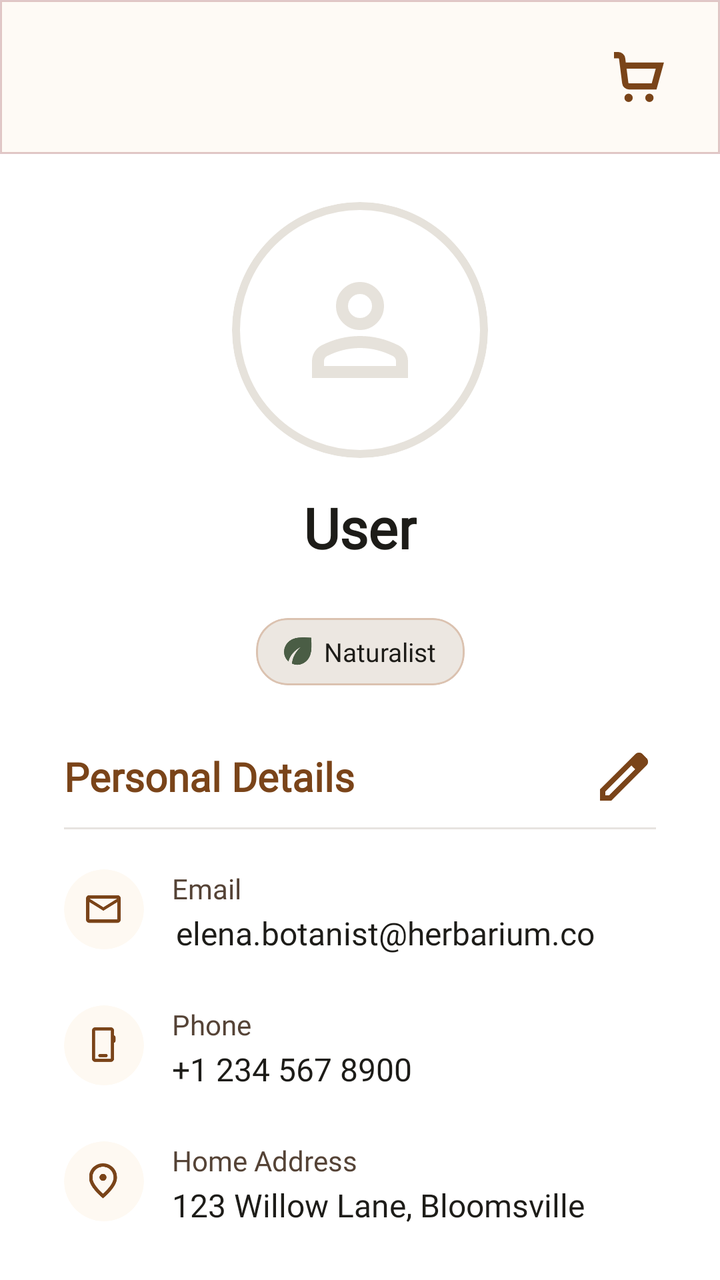
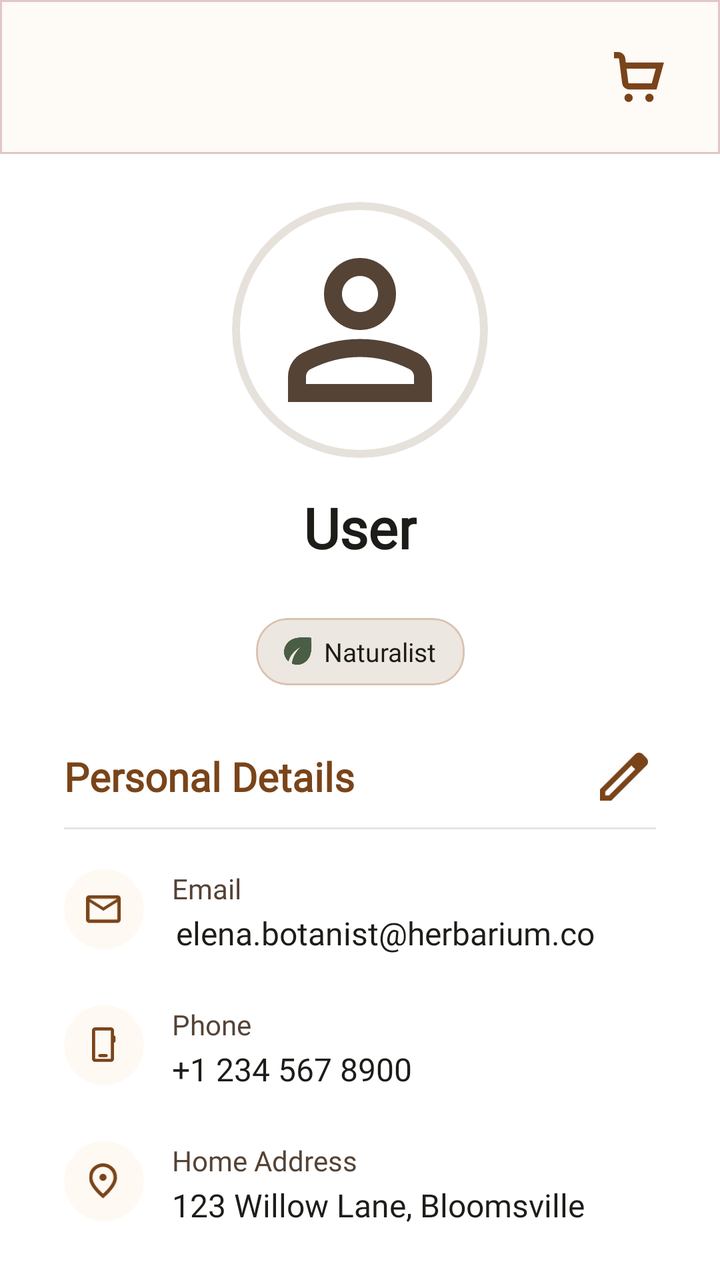

Compare the two renders of this Android layout. The source of the first and the diff that turns it into the second are given below.
<!-- AndroidManifest.xml: application theme Theme.PersonalMidterm -->
<!-- res/layout/fragment_profile.xml -->
<?xml version="1.0" encoding="utf-8"?>
<androidx.constraintlayout.widget.ConstraintLayout xmlns:android="http://schemas.android.com/apk/res/android"
    xmlns:app="http://schemas.android.com/apk/res-auto"
    android:layout_width="match_parent"
    android:layout_height="match_parent"
    xmlns:tools="http://schemas.android.com/tools">

    
    <include
        android:id="@+id/header"
        layout="@layout/layout_app_header"
        app:layout_constraintEnd_toEndOf="parent"
        app:layout_constraintStart_toStartOf="parent"
        app:layout_constraintTop_toTopOf="parent" />

    <androidx.core.widget.NestedScrollView
        android:layout_width="0dp"
        android:layout_height="0dp"
        android:fillViewport="true"
        app:layout_constraintTop_toBottomOf="@id/header"
        app:layout_constraintStart_toStartOf="parent"
        app:layout_constraintEnd_toEndOf="parent"
        app:layout_constraintBottom_toBottomOf="parent">

        <androidx.constraintlayout.widget.ConstraintLayout
            android:layout_width="match_parent"
            android:layout_height="wrap_content"
            android:paddingHorizontal="32dp"
            android:paddingBottom="24dp">

            
            <com.google.android.material.card.MaterialCardView
                android:id="@+id/profile_photo_bg"
                android:layout_width="128dp"
                android:layout_height="128dp"
                android:layout_marginTop="24dp"
                app:cardCornerRadius="9999dp"
                app:cardElevation="0dp"
                app:strokeWidth="4dp"
                app:strokeColor="#E6E2DB"
                app:layout_constraintStart_toStartOf="parent"
                app:layout_constraintEnd_toEndOf="parent"
                app:layout_constraintTop_toTopOf="parent">

                <ImageView
                    android:id="@+id/iv_profile_photo"
                    android:layout_width="match_parent"
                    android:layout_height="match_parent"
                    android:scaleType="fitCenter"
                    android:padding="40dp"
                    android:tint="@color/bg_grey"
                    android:src="@drawable/profile" />

            </com.google.android.material.card.MaterialCardView>

            
            <com.google.android.material.card.MaterialCardView
                android:id="@+id/btn_change_photo"
                android:layout_width="32dp"
                android:layout_height="32dp"
                app:cardCornerRadius="16dp"
                app:cardElevation="2dp"
                app:cardBackgroundColor="@color/theme_brown"
                app:strokeColor="#E6E2DB"
                app:strokeWidth="2dp"
                android:visibility="gone"
                app:layout_constraintEnd_toEndOf="@id/profile_photo_bg"
                app:layout_constraintBottom_toBottomOf="@id/profile_photo_bg"
                tools:visibility="visible">

                <ImageView
                    android:layout_width="16dp"
                    android:layout_height="16dp"
                    android:layout_gravity="center"
                    android:src="@drawable/ic_plus"
                    app:tint="@color/white" />

            </com.google.android.material.card.MaterialCardView>

            
            <TextView
                android:id="@+id/tv_profile_name"
                android:layout_width="wrap_content"
                android:layout_height="wrap_content"
                android:layout_marginTop="16dp"
                android:fontFamily="@font/playfairdisplay_bold"
                android:text="User"
                android:textColor="@color/text_primary"
                android:textSize="28sp"
                android:textStyle="bold"
                app:layout_constraintStart_toStartOf="parent"
                app:layout_constraintEnd_toEndOf="parent"
                app:layout_constraintTop_toBottomOf="@id/profile_photo_bg" />

            <com.google.android.material.textfield.TextInputEditText
                android:id="@+id/et_profile_name"
                android:layout_width="wrap_content"
                android:layout_height="wrap_content"
                android:layout_marginTop="16dp"
                android:background="@drawable/bg_edit_underline"
                android:fontFamily="@font/playfairdisplay_bold"
                android:gravity="center"
                android:hint="Name"
                android:inputType="textPersonName"
                android:paddingHorizontal="8dp"
                android:text="User"
                android:textColor="@color/text_primary"
                android:textColorHint="@color/text_secondary"
                android:textSize="28sp"
                android:textStyle="bold"
                android:visibility="gone"
                app:layout_constraintStart_toStartOf="parent"
                app:layout_constraintEnd_toEndOf="parent"
                app:layout_constraintTop_toBottomOf="@id/profile_photo_bg"
                tools:visibility="visible" />

            <com.google.android.material.card.MaterialCardView
                android:id="@+id/tag_badge_bg"
                android:layout_width="wrap_content"
                android:layout_height="wrap_content"
                android:layout_marginTop="80dp"
                app:cardCornerRadius="16dp"
                app:cardElevation="0dp"
                app:cardBackgroundColor="#ECE7E1"
                app:strokeColor="#DBC2B0"
                app:strokeWidth="1dp"
                app:layout_constraintStart_toStartOf="parent"
                app:layout_constraintEnd_toEndOf="parent"
                app:layout_constraintTop_toBottomOf="@id/profile_photo_bg">

                <LinearLayout
                    android:layout_width="wrap_content"
                    android:layout_height="wrap_content"
                    android:gravity="center_vertical"
                    android:orientation="horizontal"
                    android:paddingHorizontal="14dp"
                    android:paddingVertical="8dp">

                    <ImageView
                        android:id="@+id/iv_tag_icon"
                        android:layout_width="14dp"
                        android:layout_height="14dp"
                        android:src="@drawable/ic_leaf"
                        app:tint="@color/theme_green_badge" />

                    <TextView
                        android:id="@+id/tv_tag_label"
                        android:layout_width="wrap_content"
                        android:layout_height="wrap_content"
                        android:layout_marginStart="6dp"
                        android:fontFamily="@font/manrope_bold"
                        android:text="Naturalist"
                        android:textColor="@color/text_primary"
                        android:textSize="13sp" />

                </LinearLayout>
            </com.google.android.material.card.MaterialCardView>

            
            <TextView
                android:id="@+id/tv_details_title"
                android:layout_width="0dp"
                android:layout_height="wrap_content"
                android:layout_marginTop="32dp"
                android:fontFamily="@font/playfairdisplay_bold"
                android:text="Personal Details"
                android:textColor="@color/theme_brown"
                android:textSize="20sp"
                android:textStyle="bold"
                app:layout_constraintStart_toStartOf="parent"
                app:layout_constraintEnd_toStartOf="@id/btn_edit_details"
                app:layout_constraintTop_toBottomOf="@id/tag_badge_bg" />

            
            <ImageButton
                android:id="@+id/btn_edit_details"
                android:layout_width="32dp"
                android:layout_height="32dp"
                android:background="@android:color/transparent"
                android:src="@drawable/ic_edit_pencil"
                app:tint="@color/theme_brown"
                android:visibility="visible"
                app:layout_constraintEnd_toEndOf="parent"
                app:layout_constraintTop_toTopOf="@id/tv_details_title"
                app:layout_constraintBottom_toBottomOf="@id/tv_details_title" />

            
            <ImageButton
                android:id="@+id/btn_save_details"
                android:layout_width="32dp"
                android:layout_height="32dp"
                android:background="@android:color/transparent"
                android:src="@drawable/ic_check"
                android:visibility="gone"
                android:scaleType="fitCenter"
                app:tint="@color/theme_brown"
                app:layout_constraintEnd_toEndOf="parent"
                app:layout_constraintTop_toTopOf="@id/tv_details_title"
                app:layout_constraintBottom_toBottomOf="@id/tv_details_title" />

            <View
                android:id="@+id/details_divider"
                android:layout_width="0dp"
                android:layout_height="1dp"
                android:layout_marginTop="12dp"
                android:background="@color/divider_light"
                app:layout_constraintStart_toStartOf="parent"
                app:layout_constraintEnd_toEndOf="parent"
                app:layout_constraintTop_toBottomOf="@id/tv_details_title" />

            
            <com.google.android.material.card.MaterialCardView
                android:id="@+id/icon_bg_email"
                android:layout_width="40dp"
                android:layout_height="40dp"
                android:layout_marginTop="20dp"
                app:cardCornerRadius="20dp"
                app:cardElevation="0dp"
                app:cardBackgroundColor="@color/card_cream"
                app:layout_constraintStart_toStartOf="parent"
                app:layout_constraintTop_toBottomOf="@id/details_divider">

                <ImageView
                    android:layout_width="18dp"
                    android:layout_height="18dp"
                    android:layout_gravity="center"
                    android:src="@drawable/ic_mail"
                    app:tint="@color/theme_brown" />

            </com.google.android.material.card.MaterialCardView>

            <TextView
                android:id="@+id/tv_email_label"
                android:layout_width="0dp"
                android:layout_height="wrap_content"
                android:layout_marginStart="14dp"
                android:fontFamily="@font/manrope_bold"
                android:text="Email"
                android:textColor="@color/text_secondary"
                android:textSize="14sp"
                app:layout_constraintStart_toEndOf="@id/icon_bg_email"
                app:layout_constraintEnd_toEndOf="parent"
                app:layout_constraintTop_toTopOf="@id/icon_bg_email" />

            <TextView
                android:id="@+id/tv_email_value"
                android:layout_width="0dp"
                android:layout_height="wrap_content"
                android:layout_marginStart="16dp"
                android:layout_marginTop="2dp"
                android:fontFamily="@font/manrope_regular"
                android:text="elena.botanist@herbarium.co"
                android:textColor="@color/text_primary"
                android:textSize="16sp"
                app:layout_constraintStart_toEndOf="@id/icon_bg_email"
                app:layout_constraintEnd_toEndOf="parent"
                app:layout_constraintTop_toBottomOf="@id/tv_email_label" />

            <com.google.android.material.textfield.TextInputEditText
                android:id="@+id/et_email_value"
                android:layout_width="0dp"
                android:layout_height="wrap_content"
                android:layout_marginStart="16dp"
                android:layout_marginTop="2dp"
                android:background="@drawable/bg_edit_underline"
                android:fontFamily="@font/manrope_regular"
                android:hint="Email"
                android:inputType="textEmailAddress"
                android:padding="0dp"
                android:text="elena.botanist@herbarium.co"
                android:textColor="@color/text_primary"
                android:textColorHint="@color/text_secondary"
                android:textSize="16sp"
                android:visibility="gone"
                app:layout_constraintStart_toEndOf="@id/icon_bg_email"
                app:layout_constraintEnd_toEndOf="parent"
                app:layout_constraintTop_toBottomOf="@id/tv_email_label"
                tools:visibility="visible" />

            
            <com.google.android.material.card.MaterialCardView
                android:id="@+id/icon_bg_phone"
                android:layout_width="40dp"
                android:layout_height="40dp"
                android:layout_marginTop="28dp"
                app:cardCornerRadius="20dp"
                app:cardElevation="0dp"
                app:cardBackgroundColor="@color/card_cream"
                app:layout_constraintStart_toStartOf="parent"
                app:layout_constraintTop_toBottomOf="@id/icon_bg_email">

                <ImageView
                    android:layout_width="18dp"
                    android:layout_height="18dp"
                    android:layout_gravity="center"
                    android:src="@drawable/ic_phone"
                    app:tint="@color/theme_brown" />

            </com.google.android.material.card.MaterialCardView>

            <TextView
                android:id="@+id/tv_phone_label"
                android:layout_width="0dp"
                android:layout_height="wrap_content"
                android:layout_marginStart="14dp"
                android:fontFamily="@font/manrope_bold"
                android:text="Phone"
                android:textColor="@color/text_secondary"
                android:textSize="14sp"
                app:layout_constraintStart_toEndOf="@id/icon_bg_phone"
                app:layout_constraintEnd_toEndOf="parent"
                app:layout_constraintTop_toTopOf="@id/icon_bg_phone" />

            <TextView
                android:id="@+id/tv_phone_value"
                android:layout_width="0dp"
                android:layout_height="wrap_content"
                android:layout_marginStart="14dp"
                android:layout_marginTop="2dp"
                android:fontFamily="@font/manrope_regular"
                android:text="+1 234 567 8900"
                android:textColor="@color/text_primary"
                android:textSize="16sp"
                app:layout_constraintStart_toEndOf="@id/icon_bg_phone"
                app:layout_constraintEnd_toEndOf="parent"
                app:layout_constraintTop_toBottomOf="@id/tv_phone_label" />

            <com.google.android.material.textfield.TextInputEditText
                android:id="@+id/et_phone_value"
                android:layout_width="0dp"
                android:layout_height="wrap_content"
                android:layout_marginStart="14dp"
                android:layout_marginTop="2dp"
                android:background="@drawable/bg_edit_underline"
                android:fontFamily="@font/manrope_regular"
                android:hint="Phone"
                android:inputType="phone"
                android:padding="0dp"
                android:text="+1 234 567 8900"
                android:textColor="@color/text_primary"
                android:textColorHint="@color/text_secondary"
                android:textSize="16sp"
                android:visibility="gone"
                app:layout_constraintStart_toEndOf="@id/icon_bg_phone"
                app:layout_constraintEnd_toEndOf="parent"
                app:layout_constraintTop_toBottomOf="@id/tv_phone_label"
                tools:visibility="visible" />

            
            <com.google.android.material.card.MaterialCardView
                android:id="@+id/icon_bg_address"
                android:layout_width="40dp"
                android:layout_height="40dp"
                android:layout_marginTop="28dp"
                app:cardCornerRadius="20dp"
                app:cardElevation="0dp"
                app:cardBackgroundColor="@color/card_cream"
                app:layout_constraintStart_toStartOf="parent"
                app:layout_constraintTop_toBottomOf="@id/icon_bg_phone"
                app:layout_constraintBottom_toBottomOf="parent"
                app:layout_constraintVertical_bias="0">

                <ImageView
                    android:layout_width="18dp"
                    android:layout_height="18dp"
                    android:layout_gravity="center"
                    android:src="@drawable/ic_pin"
                    app:tint="@color/theme_brown" />

            </com.google.android.material.card.MaterialCardView>

            <TextView
                android:id="@+id/tv_address_label"
                android:layout_width="0dp"
                android:layout_height="wrap_content"
                android:layout_marginStart="14dp"
                android:fontFamily="@font/manrope_bold"
                android:text="Home Address"
                android:textColor="@color/text_secondary"
                android:textSize="14sp"
                app:layout_constraintStart_toEndOf="@id/icon_bg_address"
                app:layout_constraintEnd_toEndOf="parent"
                app:layout_constraintTop_toTopOf="@id/icon_bg_address" />

            <TextView
                android:id="@+id/tv_address_value"
                android:layout_width="0dp"
                android:layout_height="wrap_content"
                android:layout_marginStart="14dp"
                android:layout_marginTop="2dp"
                android:fontFamily="@font/manrope_regular"
                android:text="123 Willow Lane, Bloomsville"
                android:textColor="@color/text_primary"
                android:textSize="16sp"
                app:layout_constraintStart_toEndOf="@id/icon_bg_address"
                app:layout_constraintEnd_toEndOf="parent"
                app:layout_constraintTop_toBottomOf="@id/tv_address_label" />

            <com.google.android.material.textfield.TextInputEditText
                android:id="@+id/et_address_value"
                android:layout_width="0dp"
                android:layout_height="wrap_content"
                android:layout_marginStart="14dp"
                android:layout_marginTop="2dp"
                android:background="@drawable/bg_edit_underline"
                android:fontFamily="@font/manrope_regular"
                android:hint="Home Address"
                android:inputType="textPostalAddress"
                android:padding="0dp"
                android:text="123 Willow Lane, Bloomsville"
                android:textColor="@color/text_primary"
                android:textColorHint="@color/text_secondary"
                android:textSize="16sp"
                android:visibility="gone"
                app:layout_constraintStart_toEndOf="@id/icon_bg_address"
                app:layout_constraintEnd_toEndOf="parent"
                app:layout_constraintTop_toBottomOf="@id/tv_address_label"
                tools:visibility="visible" />

        </androidx.constraintlayout.widget.ConstraintLayout>
    </androidx.core.widget.NestedScrollView>

</androidx.constraintlayout.widget.ConstraintLayout>
<!-- res/layout/layout_app_header.xml (included above) -->
<?xml version="1.0" encoding="utf-8"?>
<androidx.constraintlayout.widget.ConstraintLayout xmlns:android="http://schemas.android.com/apk/res/android"
    xmlns:app="http://schemas.android.com/apk/res-auto"
    android:layout_width="match_parent"
    android:layout_height="wrap_content"
    android:padding="16dp"
    android:background="@drawable/bg_header">

    <ImageView
        android:id="@+id/back_button"
        android:layout_width="wrap_content"
        android:layout_height="wrap_content"
        android:src="@drawable/ic_back_arrow"
        android:visibility="gone"
        app:layout_constraintBottom_toBottomOf="parent"
        app:layout_constraintStart_toStartOf="parent"
        app:layout_constraintTop_toTopOf="parent" />

    <ImageButton
        android:id="@+id/user_avatar"
        android:layout_width="40dp"
        android:layout_height="40dp"
        android:src="@drawable/profile"
        android:scaleType="fitCenter"
        android:padding="8dp"
        android:backgroundTint="@android:color/transparent"
        android:visibility="gone"
        app:layout_constraintBottom_toBottomOf="parent"
        app:layout_constraintStart_toStartOf="parent"
        app:layout_constraintTop_toTopOf="parent" />

    <LinearLayout
        android:id="@+id/greeting_container"
        android:layout_width="wrap_content"
        android:layout_height="wrap_content"
        android:layout_marginStart="12dp"
        android:orientation="vertical"
        android:visibility="gone"
        app:layout_constraintBottom_toBottomOf="parent"
        app:layout_constraintStart_toEndOf="@id/user_avatar"
        app:layout_constraintTop_toTopOf="parent">

        <TextView
            android:id="@+id/greeting_text"
            android:layout_width="wrap_content"
            android:layout_height="wrap_content"
            android:text="Good Morning,"
            android:textColor="@color/theme_brown"
            android:textStyle="bold"
            android:fontFamily="@font/playfairdisplay_bold"
            android:textSize="18sp" />

        <TextView
            android:id="@+id/greeting_subtitle"
            android:layout_width="wrap_content"
            android:layout_height="wrap_content"
            android:text="Ready for your daily brew?"
            android:textSize="12sp"
            android:fontFamily="@font/manrope_regular" />
    </LinearLayout>

    <TextView
        android:id="@+id/screen_title"
        android:layout_width="wrap_content"
        android:layout_height="wrap_content"
        android:textSize="24sp"
        android:textStyle="bold"
        android:text="Menu"
        android:textColor="@color/theme_brown"
        android:fontFamily="@font/playfairdisplay_bold"
        android:visibility="gone"
        app:layout_constraintBottom_toBottomOf="parent"
        app:layout_constraintEnd_toEndOf="parent"
        app:layout_constraintStart_toStartOf="parent"
        app:layout_constraintTop_toTopOf="parent" />


    <ImageButton
        android:id="@+id/cart_icon"
        android:layout_width="wrap_content"
        android:layout_height="wrap_content"
        android:src="@drawable/ic_cart"
        android:scaleType="fitCenter"
        app:tint="@color/theme_brown"
        android:backgroundTint="@android:color/transparent"
        android:visibility="visible"
        app:layout_constraintBottom_toBottomOf="parent"
        app:layout_constraintEnd_toEndOf="parent"
        app:layout_constraintTop_toTopOf="parent"
        />

    <ImageButton
        android:id="@+id/favorite_icon"
        android:layout_width="wrap_content"
        android:layout_height="wrap_content"
        app:tint="@color/theme_brown"
        android:src="@drawable/ic_full_heart"
        android:backgroundTint="@android:color/transparent"
        android:visibility="gone"
        app:layout_constraintBottom_toBottomOf="parent"
        app:layout_constraintEnd_toStartOf="@id/cart_icon"
        app:layout_constraintTop_toTopOf="parent"
        android:layout_marginEnd="4dp"/>

</androidx.constraintlayout.widget.ConstraintLayout>
<!-- resources referenced by this layout -->
<resources>
  <color name="bg_grey">#E6E2DB</color>
  <color name="card_cream">#FEF9F2</color>
  <color name="divider_light">#33887364</color>
  <color name="text_primary">#1D1C18</color>
  <color name="text_secondary">#554336</color>
  <color name="theme_brown">#7A4419</color>
  <color name="theme_green_badge">#4A5D45</color>
  <color name="white">#FFFFFFFF</color>
  <!-- drawable bg_edit_underline (drawable) -->
  <layer-list xmlns:android="http://schemas.android.com/apk/res/android">
      <item android:top="-2dp" android:left="-2dp" android:right="-2dp">
          <shape android:shape="rectangle">
              <solid android:color="@android:color/transparent" />
              <stroke android:width="1dp" android:color="@color/theme_brown" />
          </shape>
      </item>
  </layer-list>
  <!-- drawable bg_header (drawable) -->
  <shape xmlns:android="http://schemas.android.com/apk/res/android">
      <solid android:color="#FEFAF5" />
      <stroke android:color="#519F5255"/>
      <stroke android:width="1dp"/>
  </shape>
  <!-- drawable ic_back_arrow (drawable) -->
  <vector xmlns:android="http://schemas.android.com/apk/res/android"
      android:width="16dp"
      android:height="16dp"
      android:viewportWidth="16"
      android:viewportHeight="16">
    <path
        android:pathData="M3.825,9L9.425,14.6L8,16L0,8L8,0L9.425,1.4L3.825,7H16V9H3.825Z"
        android:fillColor="#8D4B00"/>
  </vector>
  <!-- drawable ic_check (drawable) -->
  <vector xmlns:android="http://schemas.android.com/apk/res/android"
      android:width="57dp"
      android:height="43dp"
      android:viewportWidth="57"
      android:viewportHeight="43">
    <path
        android:pathData="M21.25,42.25L56.5,7L49.5,0L21.25,28.25L7,14L0,21L21.25,42.25Z"
        android:fillColor="#ffffff"/>
  </vector>
  <!-- drawable ic_full_heart (drawable) -->
  <vector xmlns:android="http://schemas.android.com/apk/res/android"
      android:width="24dp"
      android:height="24dp"
      android:viewportWidth="24"
      android:viewportHeight="24">
    <path
        android:fillColor="#FF000000"
        android:pathData="M17.5,0.917a6.4,6.4 0,0 0,-5.5 3.3A6.4,6.4 0,0 0,6.5 0.917,6.8 6.8,0 0,0 0,7.967c0,6.775 10.956,14.6 11.422,14.932l0.578,0.409 0.578,-0.409C13.044,22.569 24,14.742 24,7.967A6.8,6.8 0,0 0,17.5 0.917Z"/>
  </vector>
  <!-- drawable ic_leaf (drawable) -->
  <vector xmlns:android="http://schemas.android.com/apk/res/android"
      android:width="13dp"
      android:height="13dp"
      android:viewportWidth="13"
      android:viewportHeight="13">
    <path
        android:pathData="M6.188,12.769C5.775,12.769 5.359,12.722 4.941,12.628C4.522,12.534 4.094,12.4 3.656,12.225C3.806,10.712 4.244,9.3 4.969,7.987C5.694,6.675 6.625,5.519 7.762,4.519C6.387,5.219 5.197,6.144 4.191,7.294C3.184,8.444 2.481,9.756 2.081,11.231C2.031,11.193 1.984,11.153 1.941,11.109C1.897,11.065 1.85,11.019 1.8,10.969C1.212,10.381 0.766,9.725 0.459,9C0.153,8.275 0,7.519 0,6.731C0,5.881 0.169,5.069 0.506,4.294C0.844,3.519 1.313,2.831 1.913,2.231C2.925,1.219 4.238,0.559 5.85,0.253C7.463,-0.053 9.725,-0.081 12.637,0.169C12.863,3.156 12.825,5.434 12.525,7.003C12.225,8.572 11.575,9.856 10.575,10.856C9.962,11.469 9.278,11.94 8.522,12.272C7.766,12.603 6.988,12.769 6.188,12.769Z"
        android:fillColor="#436444"/>
  </vector>
  <!-- drawable ic_plus (drawable) -->
  <vector xmlns:android="http://schemas.android.com/apk/res/android"
      android:width="11dp"
      android:height="11dp"
      android:viewportWidth="11"
      android:viewportHeight="11">
    <path
        android:pathData="M4.5,6H0V4.5H4.5V0H6V4.5H10.5V6H6V10.5H4.5V6Z"
        android:fillColor="#8D4B00"/>
  </vector>
  <style name="Theme.PersonalMidterm" parent="Theme.MaterialComponents.DayNight.NoActionBar">
          <item name="android:textColorPrimary">@color/text_primary</item>
          <item name="android:textColorSecondary">@color/text_primary</item>
          
          <item name="android:statusBarColor">?attr/colorPrimaryVariant</item>
          
      </style>
  <!-- unchanged entries left out for length: 6 -->
</resources>

<!-- the commit's change to res/layout/fragment_profile.xml (unified diff, before → after) -->
@@ -47,8 +47,7 @@
                     android:layout_width="match_parent"
                     android:layout_height="match_parent"
                     android:scaleType="fitCenter"
-                    android:padding="40dp"
-                    android:tint="@color/bg_grey"
+                    android:padding="28dp"
                     android:src="@drawable/profile" />
 
             </com.google.android.material.card.MaterialCardView>
<!-- resource entries referenced after the edit -->
@@ -1,6 +1,5 @@
 <!-- resources referenced by this layout -->
 <resources>
-  <color name="bg_grey">#E6E2DB</color>
   <color name="card_cream">#FEF9F2</color>
   <color name="divider_light">#33887364</color>
   <color name="text_primary">#1D1C18</color>
@@ -55,8 +54,8 @@
   </vector>
   <!-- drawable ic_leaf (drawable) -->
   <vector xmlns:android="http://schemas.android.com/apk/res/android"
-      android:width="13dp"
-      android:height="13dp"
+      android:width="48dp"
+      android:height="48dp"
       android:viewportWidth="13"
       android:viewportHeight="13">
     <path
